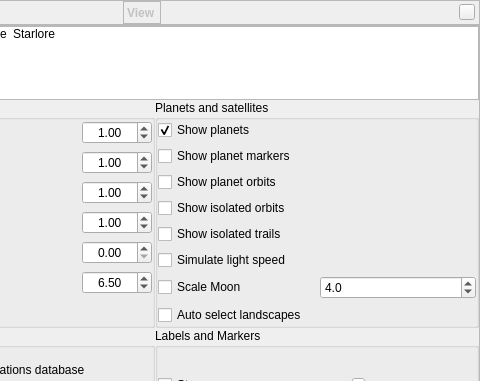
Qt form src/gui/viewDialog.ui (519984307/stellarium_src) before a commit; both pictures show x 170 to 650 and y 0 to 381 of the 650 by 589 pixel window.
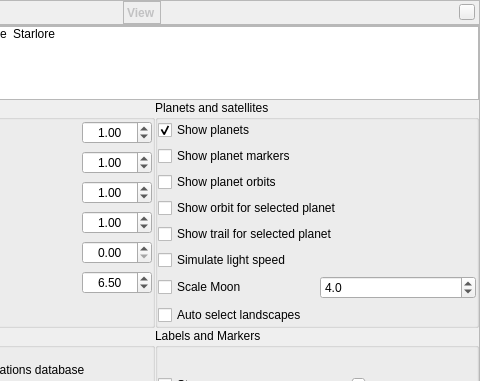
The same form after that commit. Icons and pictures are not drawn. Custom widgets are drawn as their Qt base class.

Commit message: improvements for GUI option labels

Diff of the .ui file:
```diff
--- a/src/gui/viewDialog.ui
+++ b/src/gui/viewDialog.ui
@@ -835,7 +835,7 @@
                 <string>Deactivate this option if you want to see orbits for selected planet and their moons.</string>
                </property>
                <property name="text">
-                <string>Show isolated orbits</string>
+                <string>Show orbit for selected planet</string>
                </property>
               </widget>
              </item>
@@ -845,7 +845,7 @@
                 <string>Deactivate this option if you want to see the trails for all celestial bodies from Solar system.</string>
                </property>
                <property name="text">
-                <string>Show isolated trails</string>
+                <string>Show trail for selected planet</string>
                </property>
               </widget>
              </item>
```
